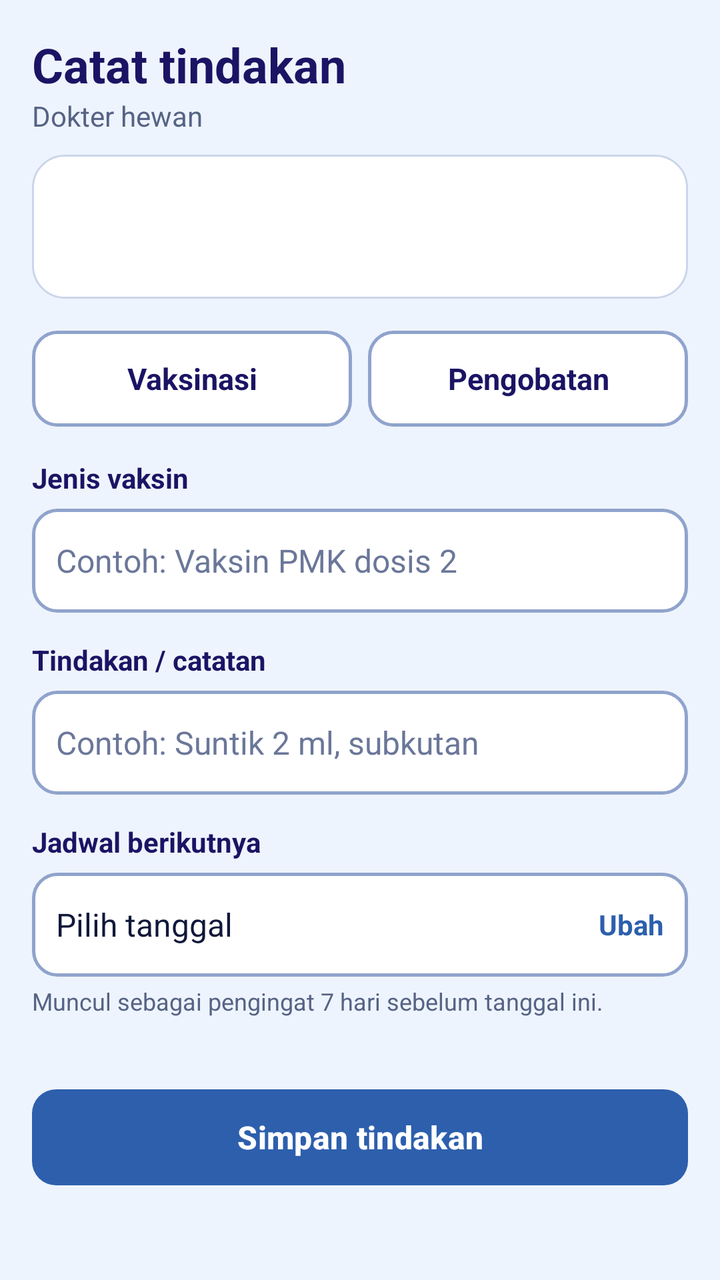
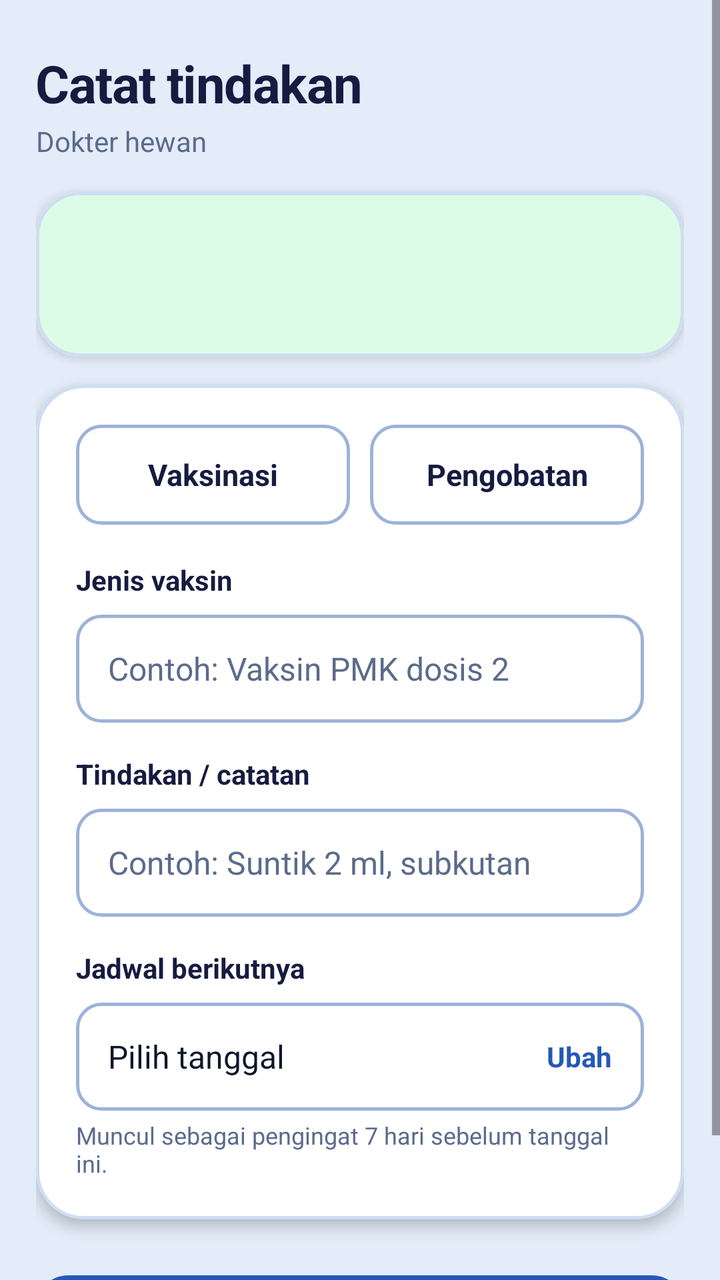

Compare the two renders of this Android layout. The source of the first and the diff that turns it into the second are given below.
<!-- AndroidManifest.xml: application theme Theme.SiSapiMobile -->
<!-- res/layout/activity_treatment.xml -->
<?xml version="1.0" encoding="utf-8"?>
<ScrollView xmlns:android="http://schemas.android.com/apk/res/android"
    xmlns:app="http://schemas.android.com/apk/res-auto"
    android:layout_width="match_parent"
    android:layout_height="match_parent"
    android:background="@color/mist"
    android:fillViewport="true">

    <LinearLayout
        android:layout_width="match_parent"
        android:layout_height="wrap_content"
        android:orientation="vertical"
        android:padding="16dp">

        <TextView
            android:layout_width="wrap_content"
            android:layout_height="wrap_content"
            android:text="Catat tindakan"
            android:textColor="@color/navy"
            android:textSize="24sp"
            android:textStyle="bold" />

        <TextView
            android:layout_width="wrap_content"
            android:layout_height="wrap_content"
            android:text="Dokter hewan"
            android:textColor="@color/muted"
            android:textSize="14sp" />

        <LinearLayout
            android:layout_width="match_parent"
            android:layout_height="wrap_content"
            android:layout_marginTop="10dp"
            android:background="@drawable/bg_card"
            android:orientation="vertical"
            android:padding="12dp">

            <TextView
                android:id="@+id/tvTag"
                android:layout_width="wrap_content"
                android:layout_height="wrap_content"
                android:textColor="@color/navy"
                android:textSize="20sp"
                android:textStyle="bold" />

            <TextView
                android:id="@+id/tvInfo"
                android:layout_width="wrap_content"
                android:layout_height="wrap_content"
                android:layout_marginTop="2dp"
                android:textColor="@color/muted"
                android:textSize="14sp" />
        </LinearLayout>

        <LinearLayout
            android:layout_width="match_parent"
            android:layout_height="wrap_content"
            android:layout_marginTop="16dp"
            android:orientation="horizontal">

            <TextView
                android:id="@+id/segVaccination"
                android:layout_width="0dp"
                android:layout_height="48dp"
                android:layout_weight="1"
                android:background="@drawable/bg_input"
                android:clickable="true"
                android:focusable="true"
                android:gravity="center"
                android:text="Vaksinasi"
                android:textColor="@color/navy"
                android:textSize="15sp"
                android:textStyle="bold" />

            <TextView
                android:id="@+id/segTreatment"
                android:layout_width="0dp"
                android:layout_height="48dp"
                android:layout_marginStart="8dp"
                android:layout_weight="1"
                android:background="@drawable/bg_input"
                android:clickable="true"
                android:focusable="true"
                android:gravity="center"
                android:text="Pengobatan"
                android:textColor="@color/navy"
                android:textSize="15sp"
                android:textStyle="bold" />
        </LinearLayout>

        <TextView
            android:id="@+id/tvDiagnosisLabel"
            android:layout_width="wrap_content"
            android:layout_height="wrap_content"
            android:layout_marginTop="16dp"
            android:text="Jenis vaksin"
            android:textColor="@color/navy"
            android:textSize="14sp"
            android:textStyle="bold" />

        <EditText
            android:id="@+id/etDiagnosis"
            android:layout_width="match_parent"
            android:layout_height="52dp"
            android:layout_marginTop="6dp"
            android:background="@drawable/bg_input"
            android:hint="Contoh: Vaksin PMK dosis 2"
            android:importantForAutofill="no"
            android:inputType="textCapSentences"
            android:paddingStart="12dp"
            android:paddingEnd="12dp"
            android:textColor="@color/ink"
            android:textColorHint="#6B7799"
            android:textSize="16sp" />

        <TextView
            android:id="@+id/tvDiagnosisHint"
            android:layout_width="wrap_content"
            android:layout_height="wrap_content"
            android:layout_marginTop="4dp"
            android:textColor="@color/muted"
            android:textSize="12sp"
            android:visibility="gone" />

        <TextView
            android:layout_width="wrap_content"
            android:layout_height="wrap_content"
            android:layout_marginTop="14dp"
            android:text="Tindakan / catatan"
            android:textColor="@color/navy"
            android:textSize="14sp"
            android:textStyle="bold" />

        <EditText
            android:id="@+id/etTreatment"
            android:layout_width="match_parent"
            android:layout_height="52dp"
            android:layout_marginTop="6dp"
            android:background="@drawable/bg_input"
            android:hint="Contoh: Suntik 2 ml, subkutan"
            android:importantForAutofill="no"
            android:inputType="textCapSentences"
            android:paddingStart="12dp"
            android:paddingEnd="12dp"
            android:textColor="@color/ink"
            android:textColorHint="#6B7799"
            android:textSize="16sp" />

        <LinearLayout
            android:id="@+id/groupNextDue"
            android:layout_width="match_parent"
            android:layout_height="wrap_content"
            android:layout_marginTop="14dp"
            android:orientation="vertical">

            <TextView
                android:layout_width="wrap_content"
                android:layout_height="wrap_content"
                android:text="Jadwal berikutnya"
                android:textColor="@color/navy"
                android:textSize="14sp"
                android:textStyle="bold" />

            <LinearLayout
                android:id="@+id/btnPickDate"
                android:layout_width="match_parent"
                android:layout_height="52dp"
                android:layout_marginTop="6dp"
                android:background="@drawable/bg_input"
                android:clickable="true"
                android:focusable="true"
                android:gravity="center_vertical"
                android:orientation="horizontal"
                android:paddingStart="12dp"
                android:paddingEnd="12dp">

                <TextView
                    android:id="@+id/tvNextDue"
                    android:layout_width="0dp"
                    android:layout_height="wrap_content"
                    android:layout_weight="1"
                    android:text="Pilih tanggal"
                    android:textColor="@color/ink"
                    android:textSize="16sp" />

                <TextView
                    android:layout_width="wrap_content"
                    android:layout_height="wrap_content"
                    android:text="Ubah"
                    android:textColor="@color/royal"
                    android:textSize="14sp"
                    android:textStyle="bold" />
            </LinearLayout>

            <TextView
                android:layout_width="wrap_content"
                android:layout_height="wrap_content"
                android:layout_marginTop="4dp"
                android:text="Muncul sebagai pengingat 7 hari sebelum tanggal ini."
                android:textColor="@color/muted"
                android:textSize="12sp" />
        </LinearLayout>

        <TextView
            android:id="@+id/tvError"
            android:layout_width="match_parent"
            android:layout_height="wrap_content"
            android:layout_marginTop="12dp"
            android:background="@drawable/bg_error"
            android:padding="10dp"
            android:textColor="@color/danger"
            android:textSize="14sp"
            android:visibility="gone" />

        <View
            android:layout_width="match_parent"
            android:layout_height="24dp" />

        <ProgressBar
            android:id="@+id/progressBar"
            style="?android:attr/progressBarStyleSmall"
            android:layout_width="wrap_content"
            android:layout_height="wrap_content"
            android:layout_gravity="center_horizontal"
            android:visibility="gone" />

        <com.google.android.material.button.MaterialButton
            android:id="@+id/btnSave"
            android:layout_width="match_parent"
            android:layout_height="56dp"
            android:layout_marginTop="8dp"
            android:text="Simpan tindakan"
            android:textAllCaps="false"
            android:textColor="#FFFFFF"
            android:textSize="16sp"
            android:textStyle="bold"
            app:backgroundTint="@color/royal"
            app:cornerRadius="12dp" />
    </LinearLayout>
</ScrollView>
<!-- resources referenced by this layout -->
<resources>
  <color name="danger">#C62828</color>
  <color name="ink">#10183A</color>
  <color name="mist">#EEF4FD</color>
  <color name="muted">#566384</color>
  <color name="navy">#1B1464</color>
  <color name="royal">#2D5FAD</color>
  <!-- drawable bg_card (drawable) -->
  <?xml version="1.0" encoding="utf-8"?>
  <shape xmlns:android="http://schemas.android.com/apk/res/android">
      <solid android:color="#FFFFFF" />
      <stroke android:width="1dp" android:color="#CBD6EA" />
      <corners android:radius="16dp" />
  </shape>
  <!-- drawable bg_error (drawable) -->
  <?xml version="1.0" encoding="utf-8"?>
  <shape xmlns:android="http://schemas.android.com/apk/res/android">
      <solid android:color="#FDECEC" />
      <corners android:radius="10dp" />
  </shape>
  <!-- drawable bg_input (drawable) -->
  <?xml version="1.0" encoding="utf-8"?>
  <shape xmlns:android="http://schemas.android.com/apk/res/android">
      <solid android:color="#FFFFFF" />
      <stroke android:width="1.5dp" android:color="@color/line" />
      <corners android:radius="12dp" />
  </shape>
  <style name="Theme.SiSapiMobile" parent="Base.Theme.SiSapiMobile" />
  <color name="line">#8FA3CC</color>
  <style name="Base.Theme.SiSapiMobile" parent="Theme.Material3.DayNight.NoActionBar">
          <item name="android:windowOptOutEdgeToEdgeEnforcement" tools:targetApi="35">true</item>
      </style>
</resources>

<!-- the commit's change to res/layout/activity_treatment.xml (unified diff, before → after) -->
@@ -4,237 +4,289 @@
     android:layout_width="match_parent"
     android:layout_height="match_parent"
     android:background="@color/mist"
+    android:clipToPadding="false"
     android:fillViewport="true">
 
     <LinearLayout
         android:layout_width="match_parent"
         android:layout_height="wrap_content"
         android:orientation="vertical"
-        android:padding="16dp">
+        android:paddingStart="18dp"
+        android:paddingTop="24dp"
+        android:paddingEnd="18dp"
+        android:paddingBottom="28dp">
 
         <TextView
             android:layout_width="wrap_content"
             android:layout_height="wrap_content"
+            android:letterSpacing="-0.02"
             android:text="Catat tindakan"
             android:textColor="@color/navy"
-            android:textSize="24sp"
+            android:textSize="26sp"
             android:textStyle="bold" />
 
         <TextView
             android:layout_width="wrap_content"
             android:layout_height="wrap_content"
+            android:layout_marginTop="2dp"
             android:text="Dokter hewan"
             android:textColor="@color/muted"
             android:textSize="14sp" />
 
-        <LinearLayout
-            android:layout_width="match_parent"
-            android:layout_height="wrap_content"
-            android:layout_marginTop="10dp"
-            android:background="@drawable/bg_card"
-            android:orientation="vertical"
-            android:padding="12dp">
-
-            <TextView
-                android:id="@+id/tvTag"
-                android:layout_width="wrap_content"
+        
+        <com.google.android.material.card.MaterialCardView
+            android:layout_width="match_parent"
+            android:layout_height="wrap_content"
+            android:layout_marginTop="16dp"
+            app:cardBackgroundColor="@color/bento_surface"
+            app:cardCornerRadius="22dp"
+            app:cardElevation="3dp"
+            app:strokeColor="@color/bento_stroke"
+            app:strokeWidth="1.5dp">
+
+            <LinearLayout
+                android:layout_width="match_parent"
                 android:layout_height="wrap_content"
-                android:textColor="@color/navy"
-                android:textSize="20sp"
-                android:textStyle="bold" />
-
-            <TextView
-                android:id="@+id/tvInfo"
-                android:layout_width="wrap_content"
+                android:background="@color/tile_ok"
+                android:orientation="vertical"
+                android:paddingStart="18dp"
+                android:paddingTop="16dp"
+                android:paddingEnd="18dp"
+                android:paddingBottom="16dp">
+
+                <TextView
+                    android:id="@+id/tvTag"
+                    android:layout_width="wrap_content"
+                    android:layout_height="wrap_content"
+                    android:letterSpacing="-0.01"
+                    android:textColor="@color/ok"
+                    android:textSize="22sp"
+                    android:textStyle="bold" />
+
+                <TextView
+                    android:id="@+id/tvInfo"
+                    android:layout_width="wrap_content"
+                    android:layout_height="wrap_content"
+                    android:layout_marginTop="2dp"
+                    android:textColor="@color/ink"
+                    android:textSize="14sp"
+                    android:textStyle="bold" />
+            </LinearLayout>
+        </com.google.android.material.card.MaterialCardView>
+
+        
+        <com.google.android.material.card.MaterialCardView
+            android:layout_width="match_parent"
+            android:layout_height="wrap_content"
+            android:layout_marginTop="14dp"
+            app:cardBackgroundColor="@color/bento_surface"
+            app:cardCornerRadius="24dp"
+            app:cardElevation="4dp"
+            app:strokeColor="@color/bento_stroke"
+            app:strokeWidth="1.5dp">
+
+            <LinearLayout
+                android:layout_width="match_parent"
                 android:layout_height="wrap_content"
-                android:layout_marginTop="2dp"
-                android:textColor="@color/muted"
-                android:textSize="14sp" />
-        </LinearLayout>
-
-        <LinearLayout
-            android:layout_width="match_parent"
-            android:layout_height="wrap_content"
-            android:layout_marginTop="16dp"
-            android:orientation="horizontal">
-
-            <TextView
-                android:id="@+id/segVaccination"
-                android:layout_width="0dp"
-                android:layout_height="48dp"
-                android:layout_weight="1"
-                android:background="@drawable/bg_input"
-                android:clickable="true"
-                android:focusable="true"
-                android:gravity="center"
-                android:text="Vaksinasi"
-                android:textColor="@color/navy"
-                android:textSize="15sp"
-                android:textStyle="bold" />
-
-            <TextView
-                android:id="@+id/segTreatment"
-                android:layout_width="0dp"
-                android:layout_height="48dp"
-                android:layout_marginStart="8dp"
-                android:layout_weight="1"
-                android:background="@drawable/bg_input"
-                android:clickable="true"
-                android:focusable="true"
-                android:gravity="center"
-                android:text="Pengobatan"
-                android:textColor="@color/navy"
-                android:textSize="15sp"
-                android:textStyle="bold" />
-        </LinearLayout>
-
-        <TextView
-            android:id="@+id/tvDiagnosisLabel"
-            android:layout_width="wrap_content"
-            android:layout_height="wrap_content"
-            android:layout_marginTop="16dp"
-            android:text="Jenis vaksin"
-            android:textColor="@color/navy"
-            android:textSize="14sp"
-            android:textStyle="bold" />
-
-        <EditText
-            android:id="@+id/etDiagnosis"
-            android:layout_width="match_parent"
-            android:layout_height="52dp"
-            android:layout_marginTop="6dp"
-            android:background="@drawable/bg_input"
-            android:hint="Contoh: Vaksin PMK dosis 2"
-            android:importantForAutofill="no"
-            android:inputType="textCapSentences"
-            android:paddingStart="12dp"
-            android:paddingEnd="12dp"
-            android:textColor="@color/ink"
-            android:textColorHint="#6B7799"
-            android:textSize="16sp" />
-
-        <TextView
-            android:id="@+id/tvDiagnosisHint"
-            android:layout_width="wrap_content"
-            android:layout_height="wrap_content"
-            android:layout_marginTop="4dp"
-            android:textColor="@color/muted"
-            android:textSize="12sp"
-            android:visibility="gone" />
-
-        <TextView
-            android:layout_width="wrap_content"
-            android:layout_height="wrap_content"
-            android:layout_marginTop="14dp"
-            android:text="Tindakan / catatan"
-            android:textColor="@color/navy"
-            android:textSize="14sp"
-            android:textStyle="bold" />
-
-        <EditText
-            android:id="@+id/etTreatment"
-            android:layout_width="match_parent"
-            android:layout_height="52dp"
-            android:layout_marginTop="6dp"
-            android:background="@drawable/bg_input"
-            android:hint="Contoh: Suntik 2 ml, subkutan"
-            android:importantForAutofill="no"
-            android:inputType="textCapSentences"
-            android:paddingStart="12dp"
-            android:paddingEnd="12dp"
-            android:textColor="@color/ink"
-            android:textColorHint="#6B7799"
-            android:textSize="16sp" />
-
-        <LinearLayout
-            android:id="@+id/groupNextDue"
-            android:layout_width="match_parent"
-            android:layout_height="wrap_content"
-            android:layout_marginTop="14dp"
-            android:orientation="vertical">
-
-            <TextView
-                android:layout_width="wrap_content"
-                android:layout_height="wrap_content"
-                android:text="Jadwal berikutnya"
-                android:textColor="@color/navy"
-                android:textSize="14sp"
-                android:textStyle="bold" />
-
-            <LinearLayout
-                android:id="@+id/btnPickDate"
-                android:layout_width="match_parent"
-                android:layout_height="52dp"
-                android:layout_marginTop="6dp"
-                android:background="@drawable/bg_input"
-                android:clickable="true"
-                android:focusable="true"
-                android:gravity="center_vertical"
-                android:orientation="horizontal"
-                android:paddingStart="12dp"
-                android:paddingEnd="12dp">
-
-                <TextView
-                    android:id="@+id/tvNextDue"
-                    android:layout_width="0dp"
-                    android:layout_height="wrap_content"
-                    android:layout_weight="1"
-                    android:text="Pilih tanggal"
+                android:orientation="vertical"
+                android:padding="20dp">
+
+                
+                <LinearLayout
+                    android:layout_width="match_parent"
+                    android:layout_height="wrap_content"
+                    android:orientation="horizontal">
+
+                    <TextView
+                        android:id="@+id/segVaccination"
+                        android:layout_width="0dp"
+                        android:layout_height="50dp"
+                        android:layout_weight="1"
+                        android:background="@drawable/bg_input"
+                        android:clickable="true"
+                        android:focusable="true"
+                        android:gravity="center"
+                        android:text="Vaksinasi"
+                        android:textColor="@color/navy"
+                        android:textSize="15sp"
+                        android:textStyle="bold" />
+
+                    <TextView
+                        android:id="@+id/segTreatment"
+                        android:layout_width="0dp"
+                        android:layout_height="50dp"
+                        android:layout_marginStart="10dp"
+                        android:layout_weight="1"
+                        android:background="@drawable/bg_input"
+                        android:clickable="true"
+                        android:focusable="true"
+                        android:gravity="center"
+                        android:text="Pengobatan"
+                        android:textColor="@color/navy"
+                        android:textSize="15sp"
+                        android:textStyle="bold" />
+                </LinearLayout>
+
+                
+                <TextView
+                    android:id="@+id/tvDiagnosisLabel"
+                    android:layout_width="wrap_content"
+                    android:layout_height="wrap_content"
+                    android:layout_marginTop="18dp"
+                    android:text="Jenis vaksin"
+                    android:textColor="@color/navy"
+                    android:textSize="14sp"
+                    android:textStyle="bold" />
+
+                <EditText
+                    android:id="@+id/etDiagnosis"
+                    android:layout_width="match_parent"
+                    android:layout_height="54dp"
+                    android:layout_marginTop="8dp"
+                    android:background="@drawable/bg_input"
+                    android:hint="Contoh: Vaksin PMK dosis 2"
+                    android:importantForAutofill="no"
+                    android:inputType="textCapSentences"
+                    android:paddingStart="16dp"
+                    android:paddingEnd="16dp"
                     android:textColor="@color/ink"
+                    android:textColorHint="@color/muted"
                     android:textSize="16sp" />
 
                 <TextView
-                    android:layout_width="wrap_content"
-                    android:layout_height="wrap_content"
-                    android:text="Ubah"
-                    android:textColor="@color/royal"
+                    android:id="@+id/tvDiagnosisHint"
+                    android:layout_width="wrap_content"
+                    android:layout_height="wrap_content"
+                    android:layout_marginTop="4dp"
+                    android:textColor="@color/muted"
+                    android:textSize="12sp"
+                    android:visibility="gone" />
+
+                
+                <TextView
+                    android:layout_width="wrap_content"
+                    android:layout_height="wrap_content"
+                    android:layout_marginTop="16dp"
+                    android:text="Tindakan / catatan"
+                    android:textColor="@color/navy"
                     android:textSize="14sp"
                     android:textStyle="bold" />
+
+                <EditText
+                    android:id="@+id/etTreatment"
+                    android:layout_width="match_parent"
+                    android:layout_height="54dp"
+                    android:layout_marginTop="8dp"
+                    android:background="@drawable/bg_input"
+                    android:hint="Contoh: Suntik 2 ml, subkutan"
+                    android:importantForAutofill="no"
+                    android:inputType="textCapSentences"
+                    android:paddingStart="16dp"
+                    android:paddingEnd="16dp"
+                    android:textColor="@color/ink"
+                    android:textColorHint="@color/muted"
+                    android:textSize="16sp" />
+
+                
+                <LinearLayout
+                    android:id="@+id/groupNextDue"
+                    android:layout_width="match_parent"
+                    android:layout_height="wrap_content"
+                    android:layout_marginTop="16dp"
+                    android:orientation="vertical">
+
+                    <TextView
+                        android:layout_width="wrap_content"
+                        android:layout_height="wrap_content"
+                        android:text="Jadwal berikutnya"
+                        android:textColor="@color/navy"
+                        android:textSize="14sp"
+                        android:textStyle="bold" />
+
+                    <LinearLayout
+                        android:id="@+id/btnPickDate"
+                        android:layout_width="match_parent"
+                        android:layout_height="54dp"
+                        android:layout_marginTop="8dp"
+                        android:background="@drawable/bg_input"
+                        android:clickable="true"
+                        android:focusable="true"
+                        android:foreground="?attr/selectableItemBackground"
+                        android:gravity="center_vertical"
+                        android:orientation="horizontal"
+                        android:paddingStart="16dp"
+                        android:paddingEnd="16dp">
+
+                        <TextView
+                            android:id="@+id/tvNextDue"
+                            android:layout_width="0dp"
+                            android:layout_height="wrap_content"
+                            android:layout_weight="1"
+                            android:text="Pilih tanggal"
+                            android:textColor="@color/ink"
+                            android:textSize="16sp" />
+
+                        <TextView
+                            android:layout_width="wrap_content"
+                            android:layout_height="wrap_content"
+                            android:text="Ubah"
+                            android:textColor="@color/royal"
+                            android:textSize="14sp"
+                            android:textStyle="bold" />
+                    </LinearLayout>
+
+                    <TextView
+                        android:layout_width="wrap_content"
+                        android:layout_height="wrap_content"
+                        android:layout_marginTop="4dp"
+                        android:text="Muncul sebagai pengingat 7 hari sebelum tanggal ini."
+                        android:textColor="@color/muted"
+                        android:textSize="12sp" />
+                </LinearLayout>
             </LinearLayout>
-
-            <TextView
-                android:layout_width="wrap_content"
-                android:layout_height="wrap_content"
-                android:layout_marginTop="4dp"
-                android:text="Muncul sebagai pengingat 7 hari sebelum tanggal ini."
-                android:textColor="@color/muted"
-                android:textSize="12sp" />
-        </LinearLayout>
-
+        </com.google.android.material.card.MaterialCardView>
+
+        
         <TextView
             android:id="@+id/tvError"
             android:layout_width="match_parent"
             android:layout_height="wrap_content"
-            android:layout_marginTop="12dp"
+            android:layout_marginTop="14dp"
             android:background="@drawable/bg_error"
-            android:padding="10dp"
+            android:padding="14dp"
             android:textColor="@color/danger"
             android:textSize="14sp"
+            android:textStyle="bold"
             android:visibility="gone" />
 
         <View
             android:layout_width="match_parent"
-            android:layout_height="24dp" />
+            android:layout_height="16dp" />
 
         <ProgressBar
             android:id="@+id/progressBar"
             style="?android:attr/progressBarStyleSmall"
-            android:layout_width="wrap_content"
-            android:layout_height="wrap_content"
+            android:layout_width="28dp"
+            android:layout_height="28dp"
             android:layout_gravity="center_horizontal"
+            android:layout_marginTop="8dp"
+            android:indeterminateTint="@color/royal"
             android:visibility="gone" />
 
         <com.google.android.material.button.MaterialButton
             android:id="@+id/btnSave"
             android:layout_width="match_parent"
             android:layout_height="56dp"
-            android:layout_marginTop="8dp"
+            android:layout_marginTop="12dp"
+            android:insetTop="0dp"
+            android:insetBottom="0dp"
             android:text="Simpan tindakan"
             android:textAllCaps="false"
             android:textColor="#FFFFFF"
             android:textSize="16sp"
             android:textStyle="bold"
             app:backgroundTint="@color/royal"
-            app:cornerRadius="12dp" />
+            app:cornerRadius="16dp"
+            app:elevation="2dp" />
     </LinearLayout>
 </ScrollView>
<!-- resource entries referenced after the edit -->
@@ -1,18 +1,15 @@
 <!-- resources referenced by this layout -->
 <resources>
-  <color name="danger">#C62828</color>
-  <color name="ink">#10183A</color>
-  <color name="mist">#EEF4FD</color>
-  <color name="muted">#566384</color>
-  <color name="navy">#1B1464</color>
-  <color name="royal">#2D5FAD</color>
-  <!-- drawable bg_card (drawable) -->
-  <?xml version="1.0" encoding="utf-8"?>
-  <shape xmlns:android="http://schemas.android.com/apk/res/android">
-      <solid android:color="#FFFFFF" />
-      <stroke android:width="1dp" android:color="#CBD6EA" />
-      <corners android:radius="16dp" />
-  </shape>
+  <color name="bento_stroke">#CFDDF2</color>
+  <color name="bento_surface">#FFFFFF</color>
+  <color name="danger">#D32F2F</color>
+  <color name="ink">#0F172A</color>
+  <color name="mist">#E3ECF8</color>
+  <color name="muted">#5B6B8C</color>
+  <color name="navy">#161B40</color>
+  <color name="ok">#15803D</color>
+  <color name="royal">#2558B8</color>
+  <color name="tile_ok">#DCFCE7</color>
   <!-- drawable bg_error (drawable) -->
   <?xml version="1.0" encoding="utf-8"?>
   <shape xmlns:android="http://schemas.android.com/apk/res/android">
@@ -27,7 +24,7 @@
       <corners android:radius="12dp" />
   </shape>
   <style name="Theme.SiSapiMobile" parent="Base.Theme.SiSapiMobile" />
-  <color name="line">#8FA3CC</color>
+  <color name="line">#9EB2D8</color>
   <style name="Base.Theme.SiSapiMobile" parent="Theme.Material3.DayNight.NoActionBar">
           <item name="android:windowOptOutEdgeToEdgeEnforcement" tools:targetApi="35">true</item>
       </style>
